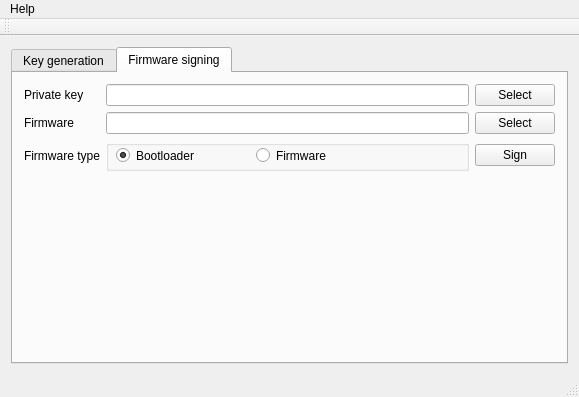
Above: test_pyqt5/nets_keymanagement/mainwindow.ui from zealotnt/workspace_python before the change. Below: the same form after it.
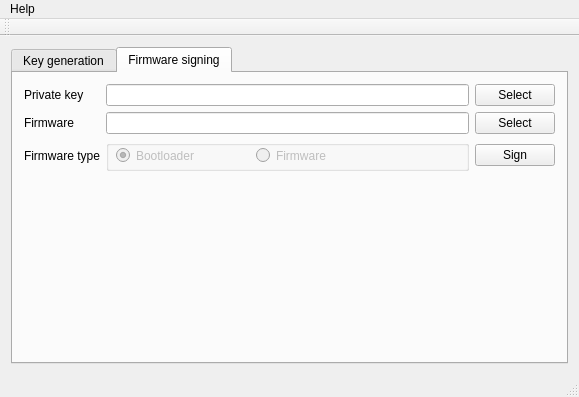
That is the form after the change.

Commit message: disable the radio button to choose the firmware

```diff
--- a/test_pyqt5/nets_keymanagement/mainwindow.ui
+++ b/test_pyqt5/nets_keymanagement/mainwindow.ui
@@ -122,6 +122,9 @@
              <string/>
             </property>
             <widget class="QRadioButton" name="radBtnSurisdk">
+             <property name="enabled">
+              <bool>false</bool>
+             </property>
              <property name="geometry">
               <rect>
                <x>150</x>
@@ -133,8 +136,14 @@
              <property name="text">
               <string>Firmware</string>
              </property>
+             <property name="checkable">
+              <bool>true</bool>
+             </property>
             </widget>
             <widget class="QRadioButton" name="radBtnSuriBl">
+             <property name="enabled">
+              <bool>false</bool>
+             </property>
              <property name="geometry">
               <rect>
                <x>10</x>
@@ -146,6 +155,9 @@
              <property name="text">
               <string>Bootloader</string>
              </property>
+             <property name="checkable">
+              <bool>true</bool>
+             </property>
              <property name="checked">
               <bool>true</bool>
              </property>
```
The commit also changes 2 other files.
